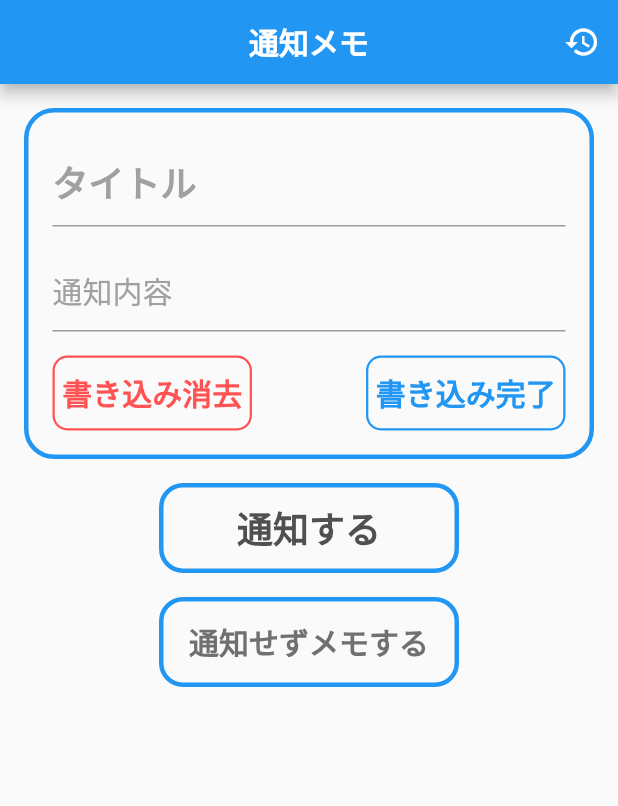
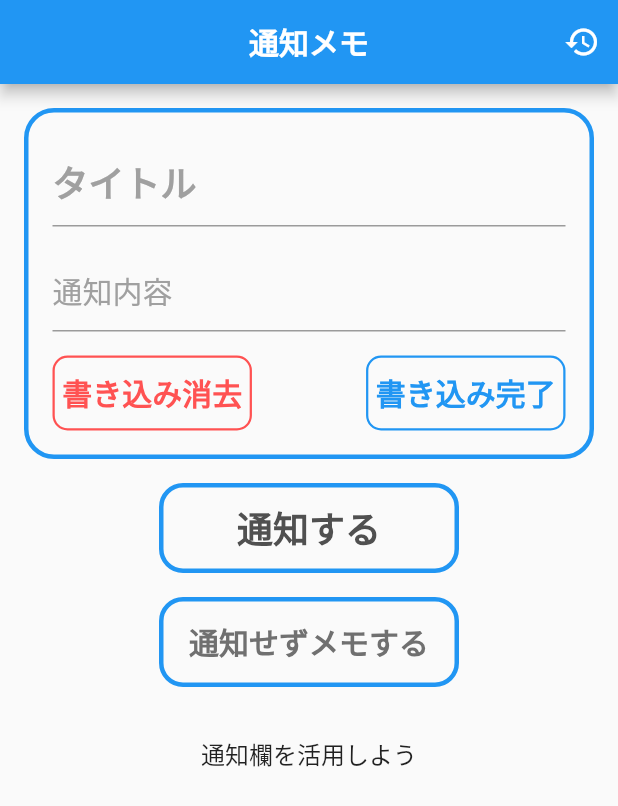
Before and after one commit to thoth000/simple_notification, a Flutter app: the screen it shows after launch, on a phone screen of 412 x 824 dp. Shown: the top 806 px of the screen. Run offline on Flutter 3.47's test engine with Material 2 defaults, Android fonts, the light colour scheme and no system bars; our stand-ins replace flutter_local_notifications, shared_preferences, vibration.

Commit message:
advaiceWordsの追加

```diff
--- a/lib/pages/home/input_Widget.dart
+++ b/lib/pages/home/input_Widget.dart
@@ -1,3 +1,5 @@
+import 'dart:math';
+
 import 'package:flutter/material.dart';
 import 'package:shared_preferences/shared_preferences.dart';
 import 'package:simple_notification/function/date_time_format.dart';
@@ -38,6 +40,21 @@ class _InputWidgetState extends State<InputWidget> {
     await prefs.setInt("noteID", noteID + 1);
     return noteID;
   }
+
+  final random = Random();
+
+  final advaiceWords = [
+    "通知メモはふとした時に役立ちます",
+    "今は必要なくてもいつか必ず...",
+    "何を考えていたか忘れないように",
+    "通知欄は忘れてはいけないものを置いておく場所",
+    "通知欄を活用しよう",
+    "このアプリが役立ちますように",
+    "通知メモはデータ容量をほとんど使いません",
+    "アプリの評価をもらえると嬉しいです",
+    "このアプリの改善点を見つけてください",
+    ""
+  ];
 
   @override
   void dispose() {
@@ -240,6 +257,15 @@ class _InputWidgetState extends State<InputWidget> {
             ),
           ),
         ),
+        const SizedBox(
+          height: 32,
+        ),
+        Text(
+          advaiceWords[random.nextInt(8)],
+          style: TextStyle(
+            fontSize: 16,
+          ),
+        ),
       ],
     );
   }
```
Also changed, not shown: 1 other file.
